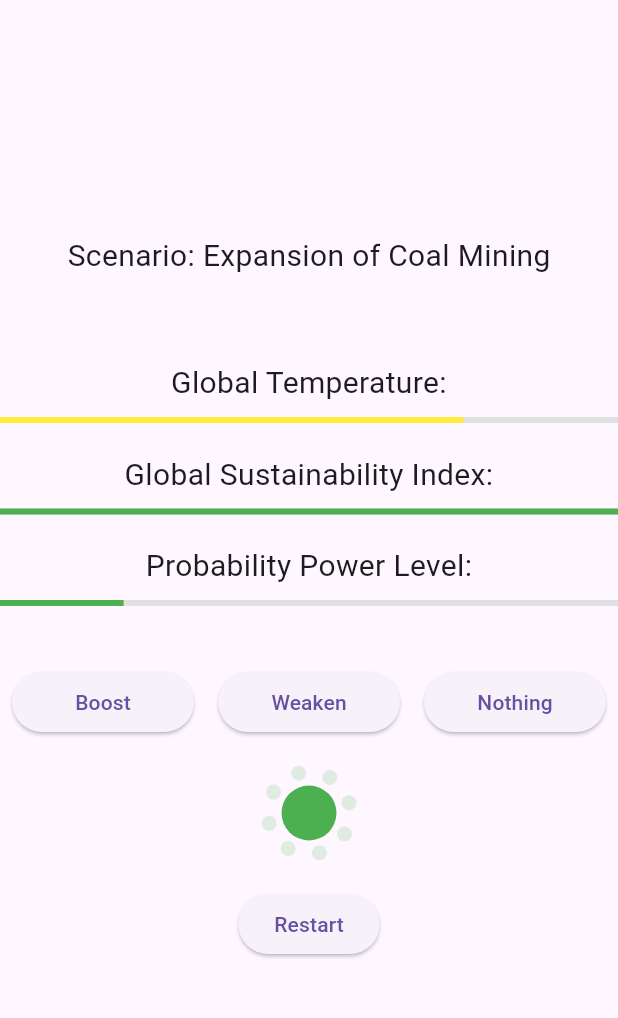
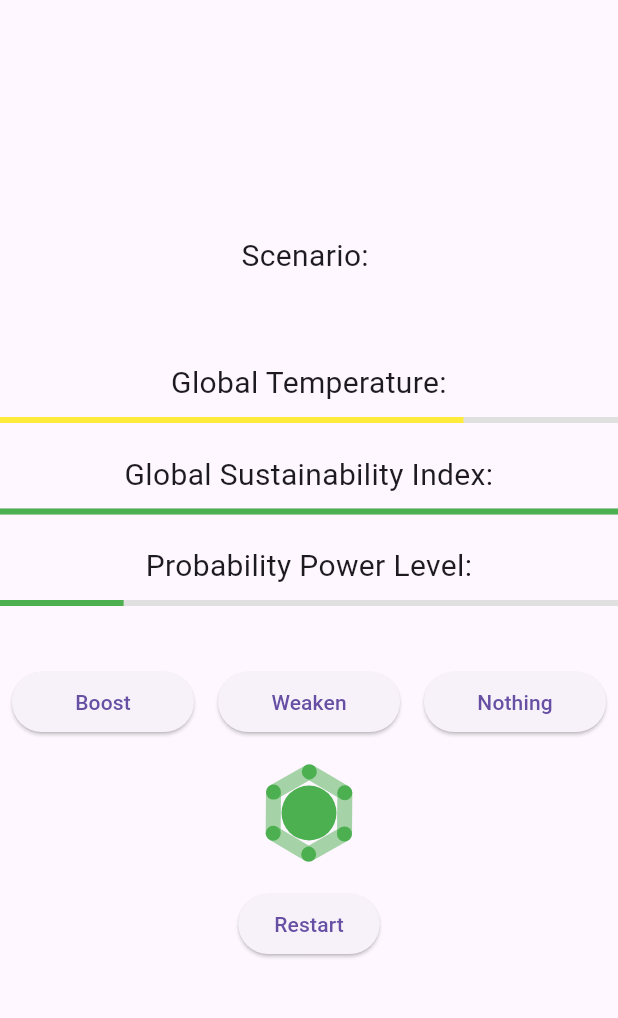
Before and after one commit to datjandra/green-destiny, a Flutter app: the screen it shows after launch, after a tap on "Start", on a phone screen of 412 x 824 dp, the part 63-1081 px from its top. Run offline on Flutter 3.47's test engine with Material 3 defaults, Android fonts, the phone set to English and light mode, and no system bars; statements that could not run were skipped.

Commit message:
refactor and update animations

```diff
--- a/lib/painter.dart
+++ b/lib/painter.dart
@@ -26,18 +26,18 @@
     final Paint centerPaint = Paint()..color = Colors.green;
     canvas.drawCircle(center, radius, centerPaint);
 
-// Draw the glow effect with variable opacity based on radius
+    // Draw particles within the glow effect and rotate them around the big circle
+    const int numParticles = 6;
+    const double angleIncrement = 2 * pi / numParticles;
+    const double particleRadius = 5.0;
+    double particleDistance = radius * 1.5;
+
+    // Draw the glow effect with variable opacity based on radius
     final double glowOpacity =
         1.0 - (radius - minRadius) / (maxRadius - minRadius);
     final Paint glowPaint = Paint()
-      ..color = Colors.green.withOpacity(glowOpacity.clamp(0.0, 1.0));
-    final Paint particlePaint = glowPaint;
-
-    // Draw particles within the glow effect and rotate them around the big circle
-    const int numParticles = 8;
-    const double angleIncrement = 2 * pi / numParticles;
-    const double particleRadius = 5.0;
-    double particleDistance = radius * 1.5;
+      ..color = Colors.green.withOpacity(glowOpacity.clamp(0.5, 1.0))
+      ..strokeWidth = particleRadius * 2; // Set the stroke width;
 
     bool clockwise = clockwiseRotation();
     for (int i = 0; i < numParticles; i++) {
@@ -53,7 +53,14 @@
       final Offset particleCenter = center +
           Offset(cos(rotationAngle) * particleDistance,
               sin(rotationAngle) * particleDistance);
-      canvas.drawCircle(particleCenter, particleRadius, particlePaint);
+      canvas.drawCircle(particleCenter, particleRadius, centerPaint);
+
+      // Draw particle trails
+      final double prevX =
+          center.dx + cos(rotationAngle - angleIncrement) * particleDistance;
+      final double prevY =
+          center.dy + sin(rotationAngle - angleIncrement) * particleDistance;
+      canvas.drawLine(Offset(prevX, prevY), particleCenter, glowPaint);
     }
   }
 
--- a/lib/splash.dart
+++ b/lib/splash.dart
@@ -24,8 +24,9 @@
                 mainAxisAlignment: MainAxisAlignment.center,
                 children: [
                   Container(
-                      width: 200, // Adjust the width as needed
-                      height: 200, // Adjust the height as needed
+                      constraints: BoxConstraints(
+                          maxWidth: 200,
+                          maxHeight: 200), // Adjust size constraints as needed
                       child: Image.asset(
                         'assets/images/portrait.png',
                         fit: BoxFit
@@ -43,7 +44,7 @@
                     'Boost positive events that reduce global temperatures and weaken negative '
                     'ones that raise them. You can choose to do nothing, but beware of chaos from high temperatures. '
                     'Your power strengthens with each use, but more influential scenarios require more power to '
-                    'change. Be careful, as your power affects reality itself and excessive use drains resources and leads to chaos.',
+                    'change. Be careful, as your power affects the fabric of reality itself and excessive use drains resources and leads to chaos.',
                     style: TextStyle(fontSize: 16),
                   ),
                   SizedBox(height: 20),
```
Also changed, not shown: lib/main.dart (+16 -6 lines), lib/scenarios.dart (renamed from lib/scenario.dart).
